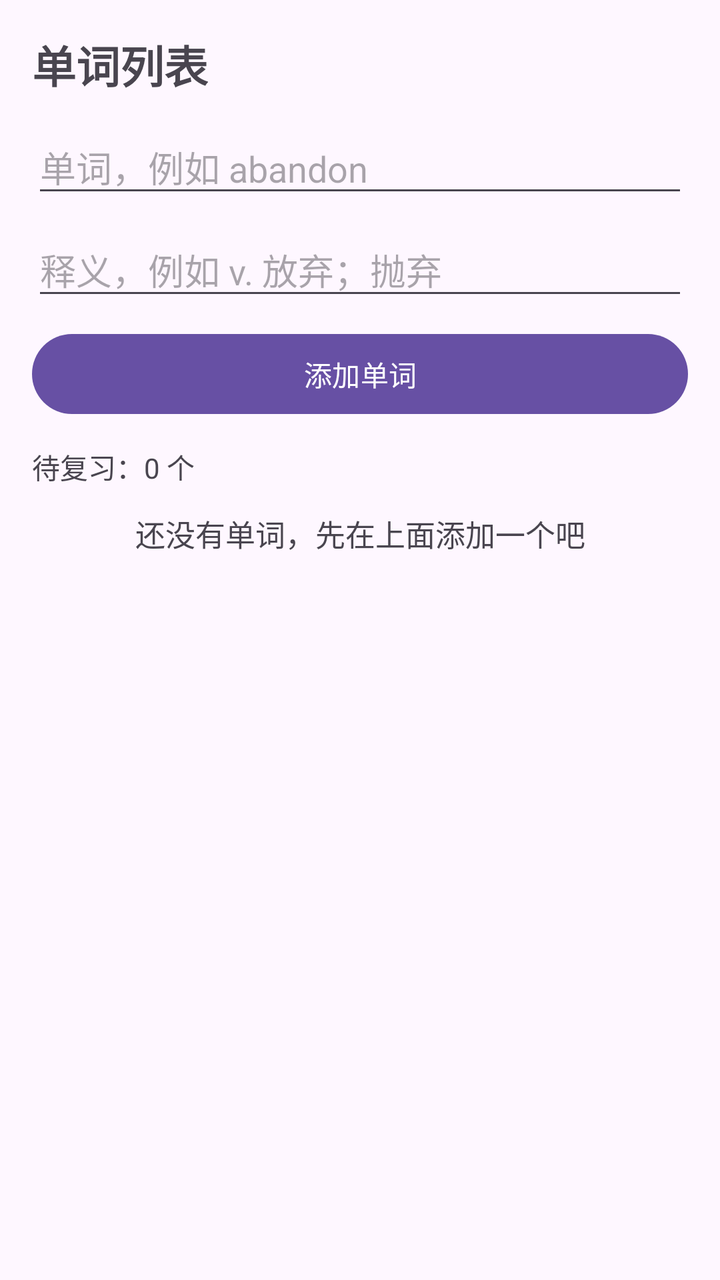
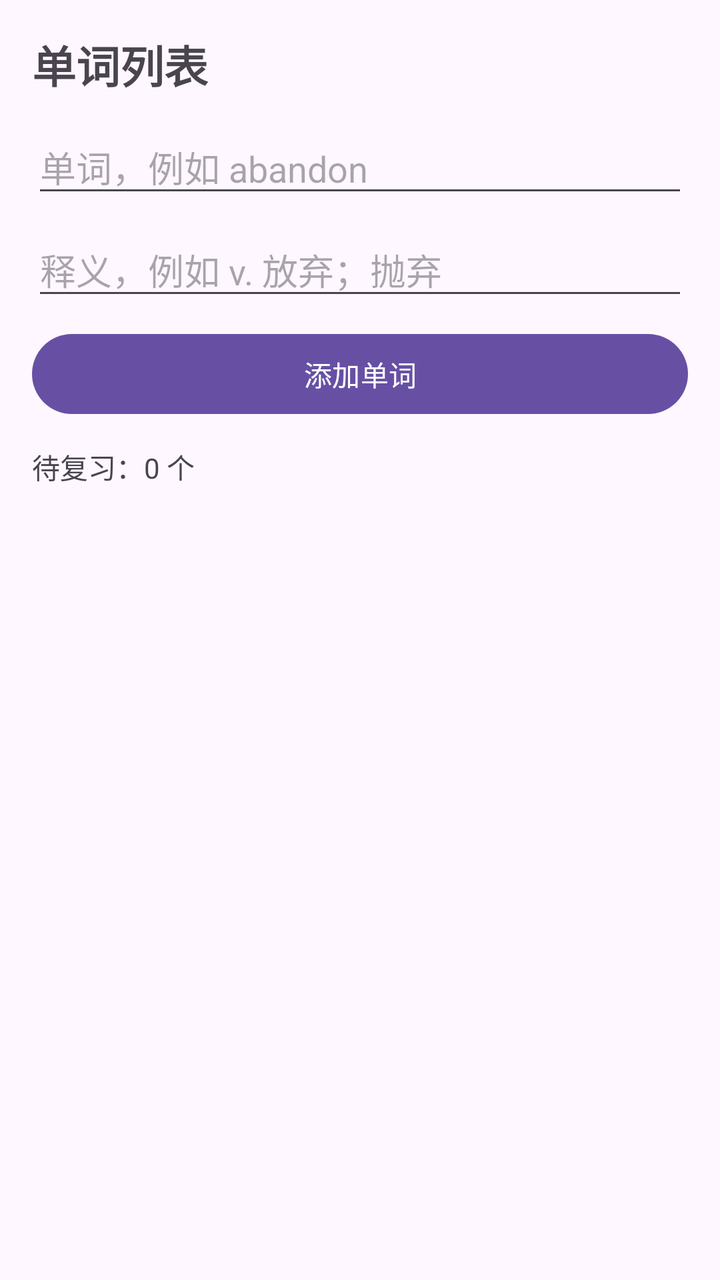

Two renders of the same Android screen: before a commit and after it. Below are the layout's source before the change and the commit's diff.
<!-- AndroidManifest.xml: application theme Theme.WordMemoryApp -->
<!-- res/layout/fragment_word_list.xml -->
<?xml version="1.0" encoding="utf-8"?>
<LinearLayout xmlns:android="http://schemas.android.com/apk/res/android"
    android:layout_width="match_parent"
    android:layout_height="match_parent"
    android:orientation="vertical"
    android:paddingStart="16dp"
    android:paddingTop="16dp"
    android:paddingEnd="16dp">

    <TextView
        android:layout_width="wrap_content"
        android:layout_height="wrap_content"
        android:text="@string/title_word_list"
        android:textSize="22sp"
        android:textStyle="bold" />

    <EditText
        android:id="@+id/etWord"
        android:layout_width="match_parent"
        android:layout_height="wrap_content"
        android:layout_marginTop="12dp"
        android:hint="@string/hint_word"
        android:inputType="text"
        android:maxLines="1" />

    <EditText
        android:id="@+id/etMeaning"
        android:layout_width="match_parent"
        android:layout_height="wrap_content"
        android:layout_marginTop="8dp"
        android:hint="@string/hint_meaning"
        android:inputType="text"
        android:maxLines="1" />

    <Button
        android:id="@+id/btnAddWord"
        android:layout_width="match_parent"
        android:layout_height="wrap_content"
        android:layout_marginTop="8dp"
        android:text="@string/btn_add_word" />

    <TextView
        android:id="@+id/tvDueInfo"
        android:layout_width="wrap_content"
        android:layout_height="wrap_content"
        android:layout_marginTop="12dp"
        android:text="@string/due_empty"
        android:textSize="14sp" />

    <TextView
        android:id="@+id/tvEmpty"
        android:layout_width="match_parent"
        android:layout_height="wrap_content"
        android:layout_marginTop="12dp"
        android:gravity="center"
        android:text="@string/word_list_empty"
        android:textSize="15sp" />

    <androidx.recyclerview.widget.RecyclerView
        android:id="@+id/rvWords"
        android:layout_width="match_parent"
        android:layout_height="0dp"
        android:layout_marginTop="8dp"
        android:layout_weight="1"
        android:clipToPadding="false"
        android:paddingBottom="16dp" />

</LinearLayout>
<!-- resources referenced by this layout -->
<resources>
  <string name="btn_add_word">添加单词</string>
  <string name="due_empty">待复习：0 个</string>
  <string name="hint_meaning">释义，例如 v. 放弃；抛弃</string>
  <string name="hint_word">单词，例如 abandon</string>
  <string name="title_word_list">单词列表</string>
  <string name="word_list_empty">还没有单词，先在上面添加一个吧</string>
  <style name="Theme.WordMemoryApp" parent="Base.Theme.WordMemoryApp" />
  <style name="Base.Theme.WordMemoryApp" parent="Theme.Material3.DayNight.NoActionBar">
          
          
      </style>
</resources>

<!-- the commit's change to res/layout/fragment_word_list.xml (unified diff, before → after) -->
@@ -47,22 +47,53 @@
         android:text="@string/due_empty"
         android:textSize="14sp" />
 
-    <TextView
-        android:id="@+id/tvEmpty"
-        android:layout_width="match_parent"
-        android:layout_height="wrap_content"
-        android:layout_marginTop="12dp"
-        android:gravity="center"
-        android:text="@string/word_list_empty"
-        android:textSize="15sp" />
-
-    <androidx.recyclerview.widget.RecyclerView
-        android:id="@+id/rvWords"
+    
+    <FrameLayout
         android:layout_width="match_parent"
         android:layout_height="0dp"
         android:layout_marginTop="8dp"
-        android:layout_weight="1"
-        android:clipToPadding="false"
-        android:paddingBottom="16dp" />
+        android:layout_weight="1">
+
+        <androidx.recyclerview.widget.RecyclerView
+            android:id="@+id/rvWords"
+            android:layout_width="match_parent"
+            android:layout_height="match_parent"
+            android:clipToPadding="false"
+            android:paddingBottom="16dp" />
+
+        <LinearLayout
+            android:id="@+id/loadingGroup"
+            android:layout_width="wrap_content"
+            android:layout_height="wrap_content"
+            android:layout_gravity="center"
+            android:gravity="center"
+            android:orientation="vertical"
+            android:visibility="gone">
+
+            <ProgressBar
+                android:id="@+id/pbLoading"
+                android:layout_width="40dp"
+                android:layout_height="40dp"
+                android:indeterminate="true" />
+
+            <TextView
+                android:layout_width="wrap_content"
+                android:layout_height="wrap_content"
+                android:layout_marginTop="12dp"
+                android:text="@string/loading_words"
+                android:textSize="15sp" />
+        </LinearLayout>
+
+        <TextView
+            android:id="@+id/tvEmpty"
+            android:layout_width="wrap_content"
+            android:layout_height="wrap_content"
+            android:layout_gravity="center"
+            android:gravity="center"
+            android:text="@string/word_list_empty"
+            android:textSize="15sp"
+            android:visibility="gone" />
+
+    </FrameLayout>
 
 </LinearLayout>
<!-- resource entries referenced after the edit -->
@@ -4,6 +4,7 @@
   <string name="due_empty">待复习：0 个</string>
   <string name="hint_meaning">释义，例如 v. 放弃；抛弃</string>
   <string name="hint_word">单词，例如 abandon</string>
+  <string name="loading_words">正在加载单词…</string>
   <string name="title_word_list">单词列表</string>
   <string name="word_list_empty">还没有单词，先在上面添加一个吧</string>
   <style name="Theme.WordMemoryApp" parent="Base.Theme.WordMemoryApp" />
